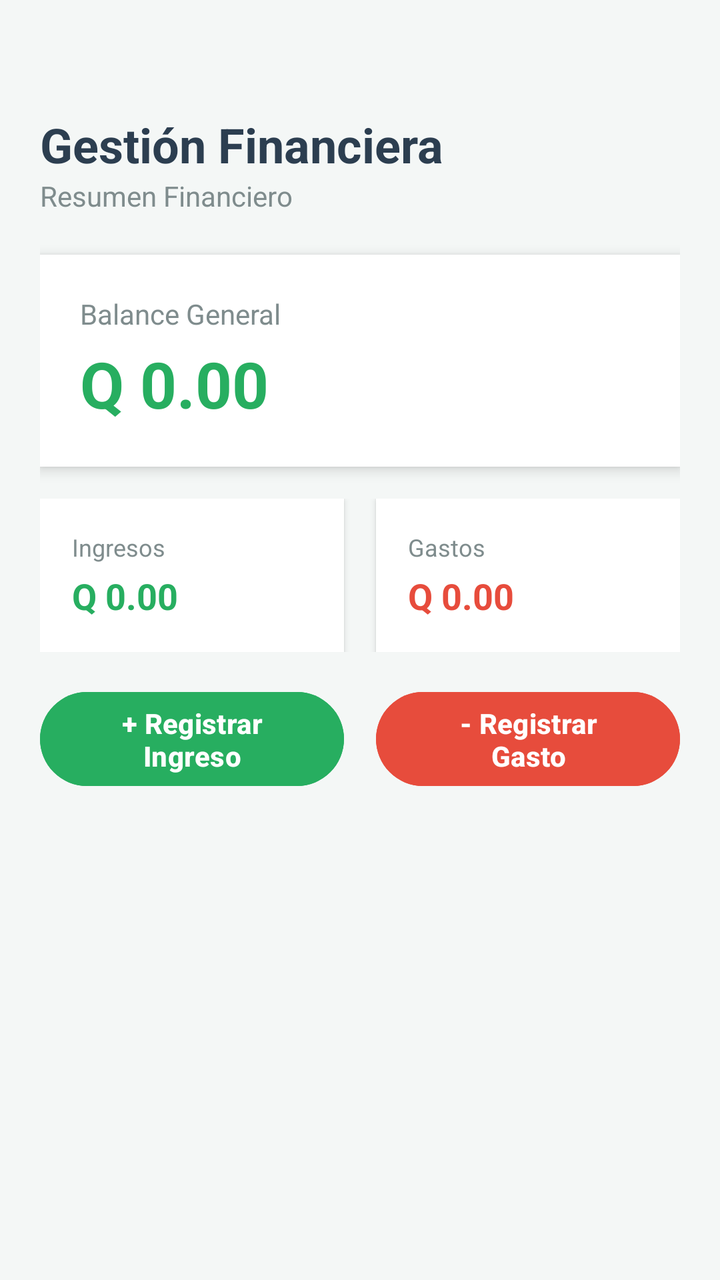
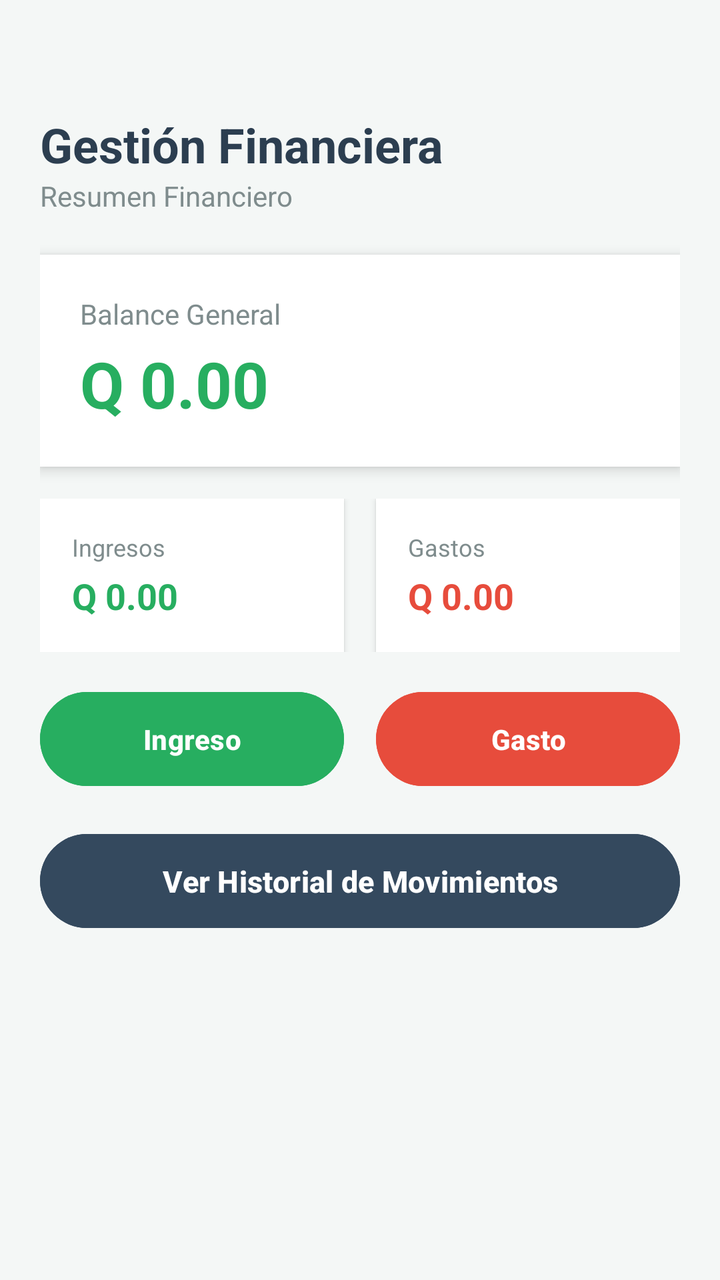

Screens rendered from an Android XML layout before and after an edit, with the pre-edit source and the edit as a unified diff.
<!-- AndroidManifest.xml: application theme Theme.AppFinanzas -->
<!-- res/layout/activity_main.xml -->
<?xml version="1.0" encoding="utf-8"?>
<LinearLayout xmlns:android="http://schemas.android.com/apk/res/android"
    android:layout_width="match_parent"
    android:layout_height="match_parent"
    android:orientation="vertical"
    android:paddingStart="20dp"
    android:paddingEnd="20dp"
    android:paddingBottom="20dp"
    android:paddingTop="56dp"
    android:background="#F4F7F6">

    
    <TextView
        android:id="@+id/tvBienvenida"
        android:layout_width="wrap_content"
        android:layout_height="wrap_content"
        android:text="Gestión Financiera"
        android:textColor="#2C3E50"
        android:textSize="24sp"
        android:textStyle="bold" />

    <TextView
        android:id="@+id/tvSubtitulo"
        android:layout_width="wrap_content"
        android:layout_height="wrap_content"
        android:text="Resumen Financiero"
        android:textSize="14sp"
        android:textColor="#7F8C8D"
        android:layout_marginBottom="20dp" />

    
    <LinearLayout
        android:layout_width="match_parent"
        android:layout_height="wrap_content"
        android:orientation="vertical"
        android:background="#FFFFFF"
        android:padding="20dp"
        android:elevation="4dp"
        android:layout_marginBottom="16dp">

        <TextView
            android:layout_width="wrap_content"
            android:layout_height="wrap_content"
            android:text="Balance General"
            android:textSize="14sp"
            android:textColor="#7F8C8D" />

        <TextView
            android:id="@+id/tvBalanceTotal"
            android:layout_width="wrap_content"
            android:layout_height="wrap_content"
            android:text="Q 0.00"
            android:textSize="32sp"
            android:textStyle="bold"
            android:textColor="#27AE60"
            android:layout_marginTop="4dp" />
    </LinearLayout>

    
    <LinearLayout
        android:layout_width="match_parent"
        android:layout_height="wrap_content"
        android:orientation="horizontal"
        android:layout_marginBottom="16dp">

        
        <LinearLayout
            android:layout_width="0dp"
            android:layout_height="wrap_content"
            android:layout_weight="1"
            android:orientation="vertical"
            android:background="#FFFFFF"
            android:padding="16dp"
            android:elevation="2dp"
            android:layout_marginEnd="8dp">

            <TextView
                android:layout_width="wrap_content"
                android:layout_height="wrap_content"
                android:text="Ingresos"
                android:textSize="12sp"
                android:textColor="#7F8C8D" />

            <TextView
                android:id="@+id/tvIngresosTotal"
                android:layout_width="wrap_content"
                android:layout_height="wrap_content"
                android:text="Q 0.00"
                android:textSize="18sp"
                android:textStyle="bold"
                android:textColor="#27AE60"
                android:layout_marginTop="4dp" />
        </LinearLayout>

        
        <LinearLayout
            android:layout_width="0dp"
            android:layout_height="wrap_content"
            android:layout_weight="1"
            android:orientation="vertical"
            android:background="#FFFFFF"
            android:padding="16dp"
            android:elevation="2dp"
            android:layout_marginStart="8dp">

            <TextView
                android:layout_width="wrap_content"
                android:layout_height="wrap_content"
                android:text="Gastos"
                android:textSize="12sp"
                android:textColor="#7F8C8D" />

            <TextView
                android:id="@+id/tvGastosTotal"
                android:layout_width="wrap_content"
                android:layout_height="wrap_content"
                android:text="Q 0.00"
                android:textSize="18sp"
                android:textStyle="bold"
                android:textColor="#E74C3C"
                android:layout_marginTop="4dp" />
        </LinearLayout>
    </LinearLayout>

    
    <LinearLayout
        android:layout_width="match_parent"
        android:layout_height="wrap_content"
        android:orientation="horizontal"
        android:weightSum="2"
        android:layout_marginBottom="16dp">

        <Button
            android:id="@+id/btnRegistrarIngreso"
            android:layout_width="0dp"
            android:layout_height="55dp"
            android:layout_weight="1"
            android:layout_marginEnd="8dp"
            android:backgroundTint="#27AE60"
            android:text="+ Registrar Ingreso"
            android:textColor="#FFFFFF"
            android:textSize="14sp"
            android:textStyle="bold" />

        <Button
            android:id="@+id/btnRegistrarGasto"
            android:layout_width="0dp"
            android:layout_height="55dp"
            android:layout_weight="1"
            android:layout_marginStart="8dp"
            android:backgroundTint="#E74C3C"
            android:text="- Registrar Gasto"
            android:textColor="#FFFFFF"
            android:textSize="14sp"
            android:textStyle="bold" />
    </LinearLayout>

    <androidx.recyclerview.widget.RecyclerView
        android:id="@+id/recyclerTransacciones"
        android:layout_width="match_parent"
        android:layout_height="match_parent"
        android:layout_marginTop="4dp" />

</LinearLayout>
<!-- resources referenced by this layout -->
<resources>
  <style name="Theme.AppFinanzas" parent="Base.Theme.AppFinanzas" />
  <style name="Base.Theme.AppFinanzas" parent="Theme.Material3.DayNight.NoActionBar">
          
          
      </style>
</resources>

<!-- the commit's change to res/layout/activity_main.xml (unified diff, before → after) -->
@@ -137,7 +137,7 @@
             android:layout_weight="1"
             android:layout_marginEnd="8dp"
             android:backgroundTint="#27AE60"
-            android:text="+ Registrar Ingreso"
+            android:text="Ingreso"
             android:textColor="#FFFFFF"
             android:textSize="14sp"
             android:textStyle="bold" />
@@ -149,16 +149,21 @@
             android:layout_weight="1"
             android:layout_marginStart="8dp"
             android:backgroundTint="#E74C3C"
-            android:text="- Registrar Gasto"
+            android:text="Gasto"
             android:textColor="#FFFFFF"
             android:textSize="14sp"
             android:textStyle="bold" />
     </LinearLayout>
 
-    <androidx.recyclerview.widget.RecyclerView
-        android:id="@+id/recyclerTransacciones"
+    
+    <Button
+        android:id="@+id/btnVerHistorial"
         android:layout_width="match_parent"
-        android:layout_height="match_parent"
-        android:layout_marginTop="4dp" />
+        android:layout_height="55dp"
+        android:backgroundTint="#34495E"
+        android:text="Ver Historial de Movimientos"
+        android:textColor="#FFFFFF"
+        android:textSize="15sp"
+        android:textStyle="bold" />
 
 </LinearLayout>
